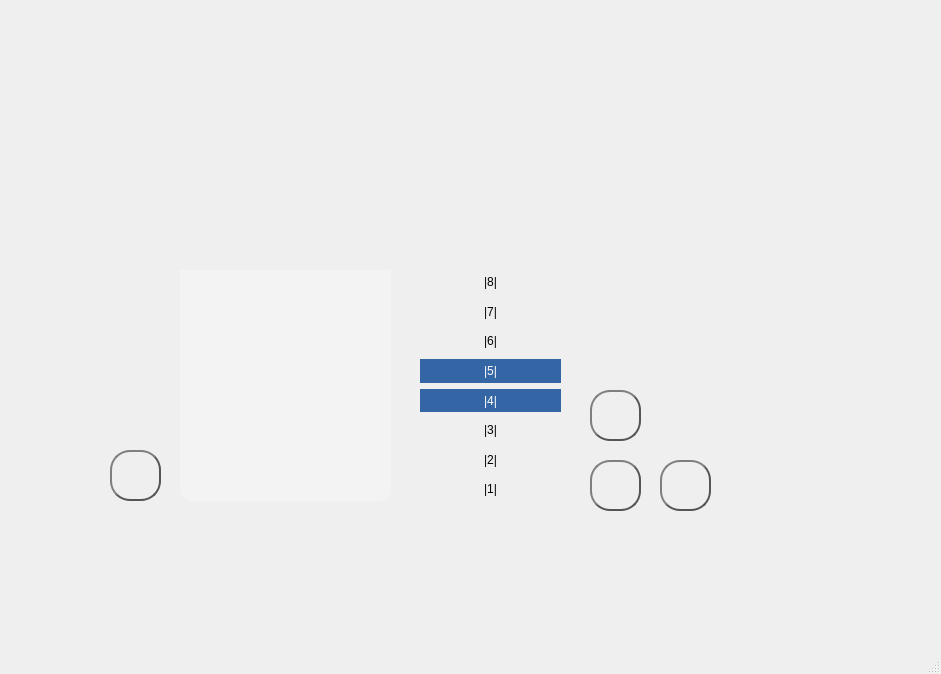
alejita11011/CES-Simulator, file src/mainwindow.ui: the form before one commit.
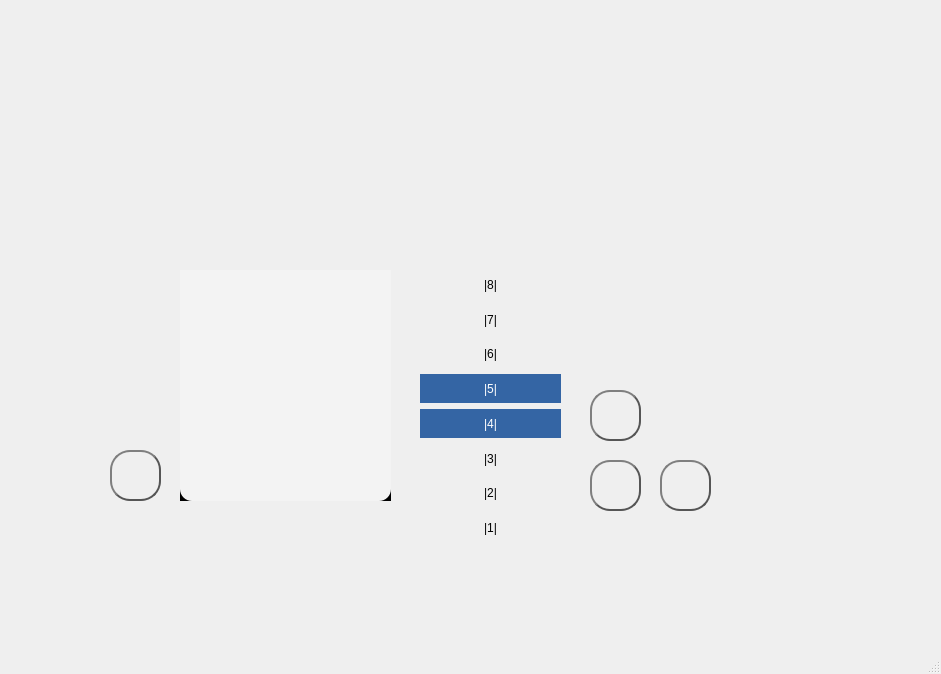
The form after the commit. Icons and pictures are not drawn.

Commit message: PowerOnOff signal, Rename QTimer, Add powerOnOff View, implement handlePowerOnClick, add getter func fo isPowerOn, fixed UI Background image problem with Tharindu

Diff of the .ui file:
```diff
--- a/src/mainwindow.ui
+++ b/src/mainwindow.ui
@@ -187,7 +187,7 @@
       <x>420</x>
       <y>270</y>
       <width>141</width>
-      <height>231</height>
+      <height>272</height>
      </rect>
     </property>
     <layout class="QVBoxLayout" name="verticalLayout">
@@ -413,6 +413,30 @@
      </item>
     </layout>
    </widget>
+   <widget class="QGraphicsView" name="powerOnOffView">
+    <property name="geometry">
+     <rect>
+      <x>180</x>
+      <y>270</y>
+      <width>211</width>
+      <height>231</height>
+     </rect>
+    </property>
+    <property name="styleSheet">
+     <string notr="true">background-color: rgb(0, 0, 0);</string>
+    </property>
+   </widget>
+   <zorder>powerOnOffView</zorder>
+   <zorder>PowerButton</zorder>
+   <zorder>IntensityDown</zorder>
+   <zorder>IntesityUp</zorder>
+   <zorder>SelectButton</zorder>
+   <zorder>listWidget</zorder>
+   <zorder>verticalLayoutWidget</zorder>
+   <zorder>horizontalLayoutWidget</zorder>
+   <zorder>horizontalLayoutWidget_2</zorder>
+   <zorder>horizontalLayoutWidget_3</zorder>
+   <zorder>horizontalLayoutWidget_4</zorder>
   </widget>
   <widget class="QMenuBar" name="menubar">
    <property name="geometry">
```
Left out of the diff: 5 changed lines with no effect on the pictures. The commit also changes 4 other files.
